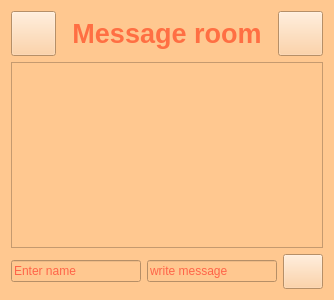
Qt form form.ui (FatemeZamanian/Message-box) before a commit.
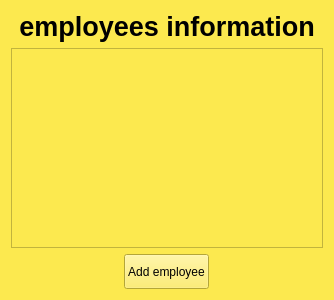
The same form after that commit. Icons and pictures are not drawn.

```diff
--- a/form.ui
+++ b/form.ui
@@ -24,8 +24,7 @@
     <normaloff>images/icon.png</normaloff>images/icon.png</iconset>
   </property>
   <property name="styleSheet">
-   <string notr="true">background-color: rgb(255, 200, 144);
-color: rgb(255, 0, 0);</string>
+   <string notr="true">background-color: rgb(252, 233, 79);</string>
   </property>
   <layout class="QVBoxLayout" name="verticalLayout">
    <item>
@@ -37,51 +36,6 @@
       <number>0</number>
      </property>
      <item row="0" column="0">
-      <widget class="QPushButton" name="btn_dark">
-       <property name="sizePolicy">
-        <sizepolicy hsizetype="Fixed" vsizetype="Fixed">
-         <horstretch>0</horstretch>
-         <verstretch>0</verstretch>
-        </sizepolicy>
-       </property>
-       <property name="minimumSize">
-        <size>
-         <width>45</width>
-         <height>45</height>
-        </size>
-       </property>
-       <property name="styleSheet">
-        <string notr="true">background-image:url(images/sun.png);</string>
-       </property>
-       <property name="text">
-        <string/>
-       </property>
-      </widget>
-     </item>
-     <item row="0" column="2">
-      <widget class="QPushButton" name="btn_Dall">
-       <property name="sizePolicy">
-        <sizepolicy hsizetype="Fixed" vsizetype="Fixed">
-         <horstretch>0</horstretch>
-         <verstretch>0</verstretch>
-        </sizepolicy>
-       </property>
-       <property name="minimumSize">
-        <size>
-         <width>45</width>
-         <height>45</height>
-        </size>
-       </property>
-       <property name="styleSheet">
-        <string notr="true">background-image:url(images/delall.png);
-</string>
-       </property>
-       <property name="text">
-        <string/>
-       </property>
-      </widget>
-     </item>
-     <item row="0" column="1">
       <widget class="QLabel" name="label">
        <property name="font">
         <font>
@@ -91,10 +45,10 @@
         </font>
        </property>
        <property name="styleSheet">
-        <string notr="true">color: rgb(255, 111, 67);</string>
+        <string notr="true"/>
        </property>
        <property name="text">
-        <string>Message room</string>
+        <string>employees information</string>
        </property>
        <property name="alignment">
         <set>Qt::AlignCenter</set>
@@ -144,7 +98,7 @@
         <x>0</x>
         <y>0</y>
         <width>314</width>
-        <height>184</height>
+        <height>197</height>
        </rect>
       </property>
       <layout class="QGridLayout" name="gridLayout">
@@ -162,25 +116,11 @@
    <item>
     <layout class="QHBoxLayout" name="hl_send">
      <item>
-      <widget class="QLineEdit" name="txt_name">
-       <property name="placeholderText">
-        <string>Enter name</string>
-       </property>
-      </widget>
-     </item>
-     <item>
-      <widget class="QLineEdit" name="txt_text">
-       <property name="placeholderText">
-        <string>write message</string>
-       </property>
-      </widget>
-     </item>
-     <item>
-      <widget class="QPushButton" name="btn_send">
+      <widget class="QPushButton" name="btn_Add">
        <property name="sizePolicy">
-        <sizepolicy hsizetype="Fixed" vsizetype="Fixed">
-         <horstretch>0</horstretch>
-         <verstretch>0</verstretch>
+        <sizepolicy hsizetype="Maximum" vsizetype="Maximum">
+         <horstretch>10</horstretch>
+         <verstretch>10</verstretch>
         </sizepolicy>
        </property>
        <property name="minimumSize">
@@ -190,10 +130,10 @@
         </size>
        </property>
        <property name="styleSheet">
-        <string notr="true">background-image:url(images/send_m.png);</string>
+        <string notr="true"/>
        </property>
        <property name="text">
-        <string/>
+        <string>Add employee</string>
        </property>
        <property name="shortcut">
         <string>Return</string>
```
Left out of the diff: 2 changed lines with no effect on the pictures.
